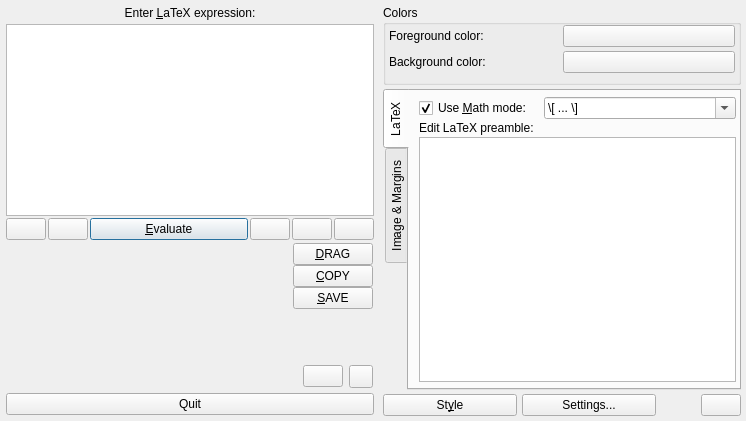
CryFeiFei/klatexformula, file src/klfmainwin.ui: the form before one commit.
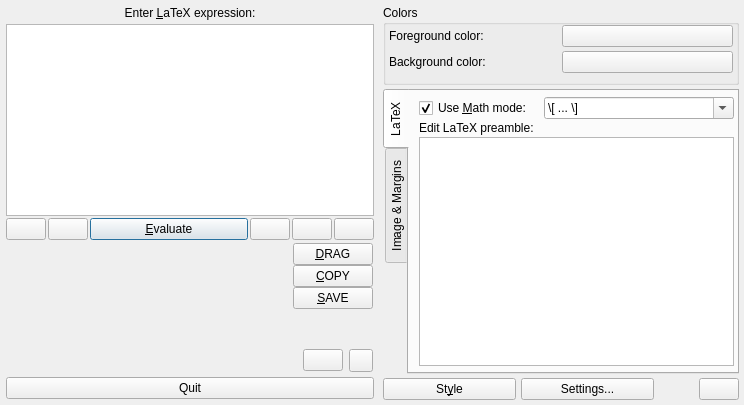
The form after the commit. Icons and pictures are not drawn. Custom widgets are drawn as their Qt base class.

The edit to the form file:
```diff
--- a/src/klfmainwin.ui
+++ b/src/klfmainwin.ui
@@ -8,8 +8,8 @@
    <rect>
     <x>0</x>
     <y>0</y>
-    <width>746</width>
-    <height>421</height>
+    <width>744</width>
+    <height>405</height>
    </rect>
   </property>
   <property name="windowTitle">
@@ -1109,6 +1109,12 @@
    <extends>QTextEdit</extends>
    <header>klflatexedit.h</header>
   </customwidget>
+  <customwidget>
+   <class>KLFSideWidget</class>
+   <extends>QWidget</extends>
+   <header>klfsidewidget.h</header>
+   <container>1</container>
+  </customwidget>
   <customwidget>
    <class>KLFDisplayLabel</class>
    <extends>QLabel</extends>
```
Left out of the diff: 15 changed lines with no effect on the pictures.
